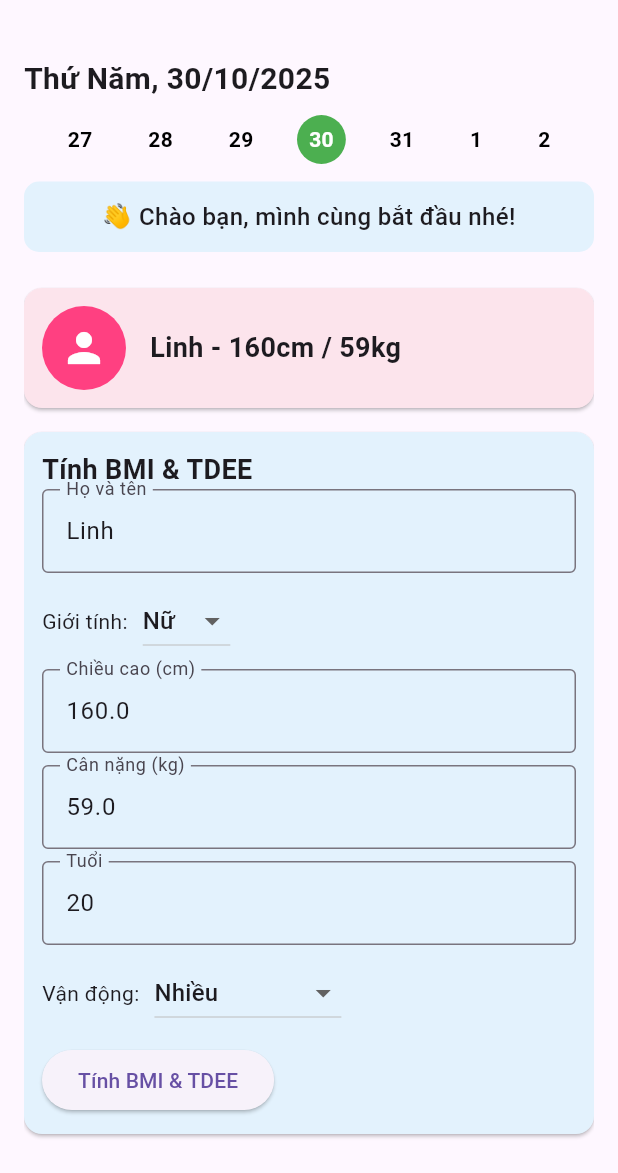
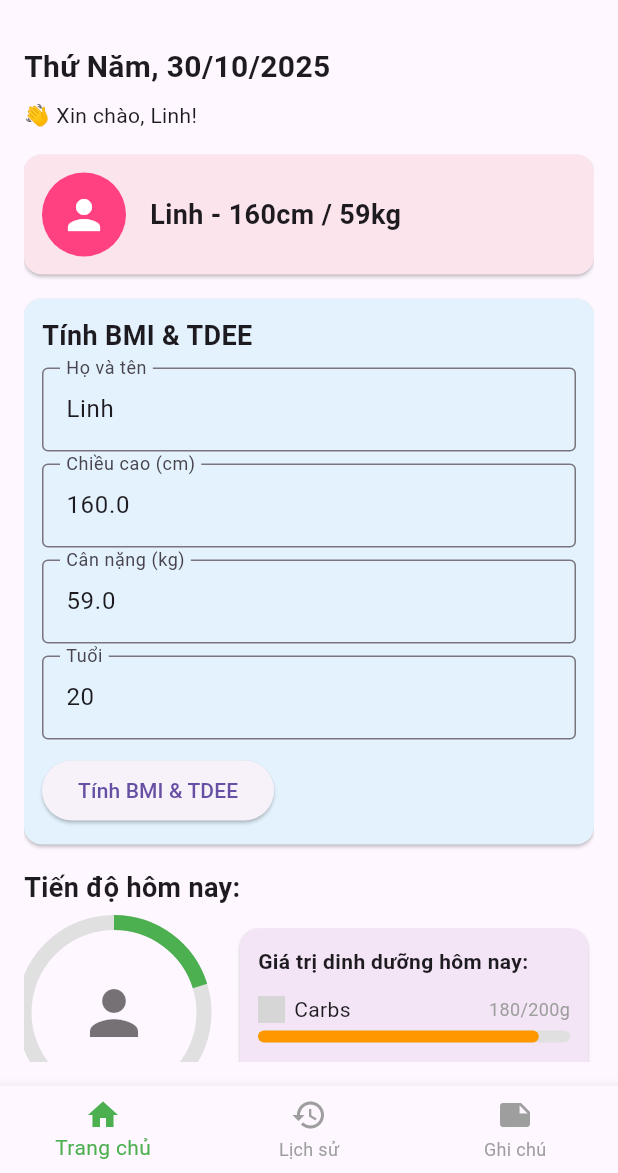
Before and after one commit to phuonglinh000/2025_LTTBDD_N04_Nhom_25, a Flutter app: the screen it shows after launch, on a phone screen of 412 x 824 dp, the part 63-1236 px from its top. Run offline on Flutter 3.47's test engine with Material 3 defaults, Android fonts, the phone set to English and light mode, and no system bars; grey boxes are pictures that could not be loaded.

Commit message:
sửa imgs và thêm 2 giao diện

```diff
--- a/calories/lib/main.dart
+++ b/calories/lib/main.dart
@@ -5,7 +5,8 @@ void main() {
   runApp(const CalorieApp());
 }
 
-class CalorieApp extends StatelessWidget {
+class CalorieApp
+    extends StatelessWidget {
   const CalorieApp({super.key});
 
   @override
@@ -13,8 +14,10 @@ class CalorieApp extends StatelessWidget {
     return MaterialApp(
       debugShowCheckedModeBanner: false,
       title: 'Calorie Counter',
-      theme: ThemeData(primarySwatch: Colors.green),
-      home: man_hinh_chinh(),
+      theme: ThemeData(
+        primarySwatch: Colors.green,
+      ),
+      home: ManHinhChinh(),
     );
   }
 }
--- a/calories/lib/man_hinh_chinh.dart
+++ b/calories/lib/man_hinh_chinh.dart
@@ -1,15 +1,18 @@
 import 'package:flutter/material.dart';
 
-class man_hinh_chinh extends StatefulWidget {
-  const man_hinh_chinh({super.key});
+class ManHinhChinh
+    extends StatefulWidget {
+  const ManHinhChinh({super.key});
 
   @override
-  State<man_hinh_chinh> createState() =>
-      _man_hinh_chinhState();
+  State<ManHinhChinh> createState() =>
+      _ManHinhChinhState();
 }
 
-class _man_hinh_chinhState
-    extends State<man_hinh_chinh> {
+class _ManHinhChinhState
+    extends State<ManHinhChinh> {
+  int _selectedIndex = 0;
+
   String _userName = 'Linh';
   double _height = 160;
   double _weight = 59;
@@ -17,31 +20,41 @@ class _man_hinh_chinhState
   String _gender = 'Nữ';
   String _activityLevel = 'Nhiều';
 
-  final List<Map<String, dynamic>> _meals = [
-    {'name': 'Chuối', 'calories': 2000},
+  final List<Map<String, dynamic>>
+  _meals = [
+    {'name': 'Chuối', 'calories': 200},
     {'name': 'Cơm', 'calories': 130},
-    {'name': 'Trứng luộc', 'calories': 75},
+    {
+      'name': 'Trứng luộc',
+      'calories': 75,
+    },
   ];
 
-  final TextEditingController _heightController =
+  final TextEditingController
+  _heightController =
       TextEditingController();
-  final TextEditingController _weightController =
+  final TextEditingController
+  _weightController =
       TextEditingController();
-  final TextEditingController _ageController =
+  final TextEditingController
+  _ageController =
       TextEditingController();
-  final TextEditingController _nameController =
+  final TextEditingController
+  _nameController =
       TextEditingController();
 
   double? _bmi;
   double? _tdee;
 
-  final Map<String, double> _activityFactors = {
+  final Map<String, double>
+  _activityFactors = {
     'Ít vận động': 1.2,
     'Vận động nhẹ': 1.375,
     'Trung bình': 1.55,
     'Nhiều': 1.725,
     'Rất nhiều': 1.9,
   };
+
   String _getTodayText() {
     final now = DateTime.now();
     final weekdays = [
@@ -61,10 +74,22 @@ class _man_hinh_chinhState
   @override
   void initState() {
     super.initState();
-    _heightController.text = _height.toString();
-    _weightController.text = _weight.toString();
-    _ageController.text = _age.toString();
+    _heightController.text = _height
+        .toString();
+    _weightController.text = _weight
+        .toString();
+    _ageController.text = _age
+        .toString();
     _nameController.text = _userName;
+  }
+
+  @override
+  void dispose() {
+    _heightController.dispose();
+    _weightController.dispose();
+    _ageController.dispose();
+    _nameController.dispose();
+    super.dispose();
   }
 
   void _calculateBMIandTDEE() {
@@ -74,7 +99,9 @@ class _man_hinh_chinhState
     final weight = double.tryParse(
       _weightController.text,
     );
-    final age = int.tryParse(_ageController.text);
+    final age = int.tryParse(
+      _ageController.text,
+    );
 
     if (heightCm == null ||
         weight == null ||
@@ -83,7 +110,8 @@ class _man_hinh_chinhState
       return;
 
     final heightM = heightCm / 100;
-    final bmi = weight / (heightM * heightM);
+    final bmi =
+        weight / (heightM * heightM);
 
     double bmr;
     if (_gender == 'Nam') {
@@ -101,7 +129,9 @@ class _man_hinh_chinhState
     }
 
     final tdee =
-        bmr * _activityFactors[_activityLevel]!;
+        bmr *
+        (_activityFactors[_activityLevel] ??
+            1.55);
 
     setState(() {
       _bmi = bmi;
@@ -119,45 +149,32 @@ class _man_hinh_chinhState
     return 'Béo phì';
   }
 
-  @override
-  Widget build(BuildContext context) {
-    final int totalCalories = _meals.fold(
+  void _onItemTapped(int index) {
+    setState(() {
+      _selectedIndex = index;
+    });
+  }
+
+  Widget _buildPageContent() {
+    if (_selectedIndex == 0) {
+      final int totalCalories = _meals
+          .fold(
             0,
             (sum, item) =>
-          sum + (item['calories'] as int),
+                sum +
+                (item['calories']
+                    as int),
           );
-
-    final double goal = _tdee ?? 2000.0;
+      final double goal =
+          _tdee ?? 2000.0;
 
       double progress = (goal > 0)
           ? (totalCalories / goal)
           : 0.0;
-    if (progress.isInfinite || progress.isNaN)
-      progress = 0.0;
-    if (progress < 0) progress = 0.0;
-    double displayProgress = progress.clamp(
-      0.0,
-      1.0,
-    );
+      final displayProgress = progress
+          .clamp(0.0, 1.0);
 
-    return Scaffold(
-      appBar: AppBar(
-        title: const Text('Calorie Counter'),
-        centerTitle: true,
-      ),
-      body: Padding(
-        padding: const EdgeInsets.all(16.0),
-        child: SingleChildScrollView(
-          child: Column(
-            crossAxisAlignment:
-                CrossAxisAlignment.start,
-            children: [
-              Container(
-                padding:
-                    const EdgeInsets.symmetric(
-                      vertical: 8,
-                    ),
-                child: Column(
+      return Column(
         crossAxisAlignment:
             CrossAxisAlignment.start,
         children: [
@@ -170,93 +187,20 @@ class _man_hinh_chinhState
             ),
           ),
           const SizedBox(height: 8),
-                    Row(
-                      mainAxisAlignment:
-                          MainAxisAlignment
-                              .spaceEvenly,
-                      children: [
-                        for (var d in [
-                          '27',
-                          '28',
-                          '29',
-                          '30',
-                          '31',
-                          '1',
-                          '2',
-                        ])
-                          Container(
-                            padding:
-                                const EdgeInsets.all(
-                                  8,
-                                ),
-                            decoration: BoxDecoration(
-                              color:
-                                  d ==
-                                      DateTime.now()
-                                          .day
-                                          .toString()
-                                  ? Colors.green
-                                  : Colors
-                                        .transparent,
-                              shape:
-                                  BoxShape.circle,
-                            ),
-                            child: Text(
-                              d,
-                              style: TextStyle(
-                                color:
-                                    d ==
-                                        DateTime.now()
-                                            .day
-                                            .toString()
-                                    ? Colors.white
-                                    : Colors
-                                          .black,
-                                fontWeight:
-                                    FontWeight
-                                        .bold,
-                              ),
-                            ),
-                          ),
-                      ],
-                    ),
-                    const SizedBox(height: 10),
-                    Container(
-                      width: double.infinity,
-                      padding:
-                          const EdgeInsets.all(
-                            12,
-                          ),
-                      decoration: BoxDecoration(
-                        color: Colors.blue[50],
-                        borderRadius:
-                            BorderRadius.circular(
-                              10,
-                            ),
-                      ),
-                      child: const Text(
-                        '👋 Chào bạn, mình cùng bắt đầu nhé!',
-                        textAlign:
-                            TextAlign.center,
-                        style: TextStyle(
-                          fontSize: 16,
-                          fontWeight:
-                              FontWeight.w500,
-                        ),
-                      ),
+          Text(
+            '👋 Xin chào, $_userName!',
           ),
           const SizedBox(height: 16),
-                  ],
-                ),
-              ),
 
           Card(
             color: Colors.pink[50],
-                margin: const EdgeInsets.only(
+            margin:
+                const EdgeInsets.only(
                   bottom: 16,
                 ),
             child: Padding(
-                  padding: const EdgeInsets.all(
+              padding:
+                  const EdgeInsets.all(
                     12.0,
                   ),
               child: Row(
@@ -264,21 +208,26 @@ class _man_hinh_chinhState
                   const CircleAvatar(
                     radius: 28,
                     backgroundColor:
-                            Colors.pinkAccent,
+                        Colors
+                            .pinkAccent,
                     child: Icon(
                       Icons.person,
-                          color: Colors.white,
+                      color:
+                          Colors.white,
                       size: 32,
                     ),
                   ),
-                      const SizedBox(width: 16),
+                  const SizedBox(
+                    width: 16,
+                  ),
                   Expanded(
                     child: Text(
                       '$_userName - ${_height.toStringAsFixed(0)}cm / ${_weight.toStringAsFixed(0)}kg',
                       style: const TextStyle(
                         fontSize: 18,
                         fontWeight:
-                                FontWeight.bold,
+                            FontWeight
+                                .bold,
                       ),
                     ),
                   ),
@@ -289,24 +238,31 @@ class _man_hinh_chinhState
 
           Card(
             color: Colors.blue[50],
-                margin: const EdgeInsets.only(
+            margin:
+                const EdgeInsets.only(
                   bottom: 16,
                 ),
             child: Padding(
-                  padding: const EdgeInsets.all(
+              padding:
+                  const EdgeInsets.all(
                     12.0,
                   ),
               child: Column(
                 crossAxisAlignment:
-                        CrossAxisAlignment.start,
+                    CrossAxisAlignment
+                        .start,
                 children: [
                   const Text(
                     'Tính BMI & TDEE',
                     style: TextStyle(
                       fontSize: 18,
                       fontWeight:
-                              FontWeight.bold,
+                          FontWeight
+                              .bold,
                     ),
+                  ),
+                  const SizedBox(
+                    height: 8,
                   ),
                   TextField(
                     controller:
@@ -318,117 +274,67 @@ class _man_hinh_chinhState
                           border:
                               OutlineInputBorder(),
                         ),
-                        onChanged: (value) {
-                          setState(() {
-                            _userName = value;
-                          });
-                        },
+                    onChanged:
+                        (
+                          value,
+                        ) => setState(
+                          () =>
+                              _userName =
+                                  value,
                         ),
-
-                      const SizedBox(height: 8),
-                      Row(
-                        children: [
-                          const Text(
-                            'Giới tính:',
                   ),
                   const SizedBox(
-                            width: 10,
+                    height: 8,
                   ),
-                          DropdownButton<String>(
-                            value: _gender,
-                            items: const [
-                              DropdownMenuItem(
-                                value: 'Nam',
-                                child: Text(
-                                  'Nam',
-                                ),
-                              ),
-                              DropdownMenuItem(
-                                value: 'Nữ',
-                                child: Text('Nữ'),
-                              ),
-                            ],
-                            onChanged: (value) {
-                              setState(() {
-                                _gender = value!;
-                              });
-                            },
-                          ),
-                        ],
-                      ),
-                      const SizedBox(height: 8),
                   TextField(
                     controller:
                         _heightController,
                     keyboardType:
-                            TextInputType.number,
-                        decoration:
-                            const InputDecoration(
+                        TextInputType
+                            .number,
+                    decoration: const InputDecoration(
                       labelText:
                           'Chiều cao (cm)',
                       border:
                           OutlineInputBorder(),
                     ),
                   ),
-                      const SizedBox(height: 8),
+                  const SizedBox(
+                    height: 8,
+                  ),
                   TextField(
                     controller:
                         _weightController,
                     keyboardType:
-                            TextInputType.number,
-                        decoration:
-                            const InputDecoration(
+                        TextInputType
+                            .number,
+                    decoration: const InputDecoration(
                       labelText:
                           'Cân nặng (kg)',
                       border:
                           OutlineInputBorder(),
                     ),
                   ),
-                      const SizedBox(height: 8),
+                  const SizedBox(
+                    height: 8,
+                  ),
                   TextField(
                     controller:
                         _ageController,
                     keyboardType:
-                            TextInputType.number,
+                        TextInputType
+                            .number,
                     decoration:
                         const InputDecoration(
-                              labelText: 'Tuổi',
+                          labelText:
+                              'Tuổi',
                           border:
                               OutlineInputBorder(),
                         ),
                   ),
-                      const SizedBox(height: 8),
-                      Row(
-                        children: [
-                          const Text('Vận động:'),
                   const SizedBox(
-                            width: 10,
+                    height: 10,
                   ),
-                          DropdownButton<String>(
-                            value: _activityLevel,
-                            items: _activityFactors
-                                .keys
-                                .map(
-                                  (
-                                    level,
-                                  ) => DropdownMenuItem(
-                                    value: level,
-                                    child: Text(
-                                      level,
-                                    ),
-                                  ),
-                                )
-                                .toList(),
-                            onChanged: (value) {
-                              setState(() {
-                                _activityLevel =
-                                    value!;
-                              });
-                            },
-                          ),
-                        ],
-                      ),
-                      const SizedBox(height: 10),
                   ElevatedButton(
                     onPressed:
                         _calculateBMIandTDEE,
@@ -444,8 +350,7 @@ class _man_hinh_chinhState
                           ),
                       child: Text(
                         'BMI: ${_bmi!.toStringAsFixed(1)} (${_getBmiCategory(_bmi!)})',
-                            style:
-                                const TextStyle(
+                        style: const TextStyle(
                           fontSize: 16,
                           fontWeight:
                               FontWeight
@@ -461,8 +366,7 @@ class _man_hinh_chinhState
                           ),
                       child: Text(
                         'TDEE: ${_tdee!.toStringAsFixed(0)} kcal/ngày',
-                            style:
-                                const TextStyle(
+                        style: const TextStyle(
                           fontSize: 16,
                           fontWeight:
                               FontWeight
@@ -474,44 +378,42 @@ class _man_hinh_chinhState
               ),
             ),
           ),
+
           const Text(
             'Tiến độ hôm nay:',
             style: TextStyle(
               fontSize: 18,
-                  fontWeight: FontWeight.bold,
+              fontWeight:
+                  FontWeight.bold,
             ),
           ),
           const SizedBox(height: 10),
 
           Row(
             crossAxisAlignment:
-                    CrossAxisAlignment.start,
-                mainAxisAlignment:
-                    MainAxisAlignment.center,
+                CrossAxisAlignment
+                    .start,
             children: [
               Column(
                 children: [
                   Stack(
-                        alignment:
-                            Alignment.center,
+                    alignment: Alignment
+                        .center,
                     children: [
-                          Padding(
-                            padding:
-                                const EdgeInsets.all(
-                                  6.0,
-                                ),
-                            child: SizedBox(
+                      SizedBox(
                         height: 120,
                         width: 120,
                         child: CircularProgressIndicator(
                           value:
                               displayProgress,
-                                strokeWidth: 10,
+                          strokeWidth:
+                              10,
                           backgroundColor:
                               Colors
                                   .grey[300],
                           valueColor: AlwaysStoppedAnimation<Color>(
-                                  progress < 0.9
+                            progress <
+                                    0.9
                                 ? Colors
                                       .green
                                 : (progress <
@@ -521,34 +423,27 @@ class _man_hinh_chinhState
                           ),
                         ),
                       ),
-                          ),
                       const Icon(
                         Icons.person,
                         size: 48,
-                            color: Colors.black54,
+                        color: Colors
+                            .black54,
                       ),
                     ],
                   ),
-                      const SizedBox(height: 10),
+                  const SizedBox(
+                    height: 10,
+                  ),
                   Text(
                     '${totalCalories.toStringAsFixed(0)} / ${goal.toStringAsFixed(0)} kcal',
-                        style: const TextStyle(
-                          fontSize: 16,
-                        ),
                   ),
                 ],
               ),
               const SizedBox(width: 20),
               Expanded(
                 child: Card(
-                      color: Colors.purple[50],
-                      elevation: 2,
-                      shape: RoundedRectangleBorder(
-                        borderRadius:
-                            BorderRadius.circular(
-                              12,
-                            ),
-                      ),
+                  color:
+                      Colors.purple[50],
                   child: Padding(
                     padding:
                         const EdgeInsets.all(
@@ -562,7 +457,6 @@ class _man_hinh_chinhState
                         const Text(
                           'Giá trị dinh dưỡng hôm nay:',
                           style: TextStyle(
-                                fontSize: 16,
                             fontWeight:
                                 FontWeight
                                     .bold,
@@ -587,7 +481,8 @@ class _man_hinh_chinhState
                           'Fat',
                           50,
                           60,
-                              Colors.pinkAccent,
+                          Colors
+                              .pinkAccent,
                         ),
                         _thanhdinhduong(
                           'Fiber',
@@ -608,24 +503,28 @@ class _man_hinh_chinhState
             'Danh sách món đã ăn:',
             style: TextStyle(
               fontSize: 18,
-                  fontWeight: FontWeight.bold,
+              fontWeight:
+                  FontWeight.bold,
             ),
           ),
           const SizedBox(height: 10),
-
           ListView.builder(
             shrinkWrap: true,
             physics:
                 const NeverScrollableScrollPhysics(),
             itemCount: _meals.length,
             itemBuilder: (context, index) {
-                  final meal = _meals[index];
+              final meal =
+                  _meals[index];
               return Card(
                 child: ListTile(
                   leading: const Icon(
-                        Icons.restaurant_menu,
+                    Icons
+                        .restaurant_menu,
                   ),
-                      title: Text(meal['name']),
+                  title: Text(
+                    meal['name'],
+                  ),
                   subtitle: Text(
                     '${meal['calories']} kcal',
                   ),
@@ -634,10 +533,99 @@ class _man_hinh_chinhState
             },
           ),
         ],
+      );
+    } else if (_selectedIndex == 1) {
+      return Column(
+        children: [
+          const Text(
+            'Lịch sử ăn uống',
+            style: TextStyle(
+              fontSize: 18,
+              fontWeight:
+                  FontWeight.bold,
+            ),
+          ),
+          const SizedBox(height: 12),
+          ..._meals.map(
+            (m) => ListTile(
+              title: Text(m['name']),
+              trailing: Text(
+                '${m['calories']} kcal',
               ),
             ),
           ),
+        ],
       );
+    } else {
+      return const Column(
+        crossAxisAlignment:
+            CrossAxisAlignment.start,
+        children: [
+          Text(
+            'Ghi chú',
+            style: TextStyle(
+              fontSize: 18,
+              fontWeight:
+                  FontWeight.bold,
+            ),
+          ),
+          SizedBox(height: 8),
+          Text(
+            'Bạn có thể thêm ghi chú hoặc lời nhắc ở đây.',
+          ),
+        ],
+      );
+    }
+
+    return const SizedBox();
+  }
+
+  @override
+  Widget build(BuildContext context) {
+    return Scaffold(
+      appBar: AppBar(
+        title: const Text(
+          'Calorie Counter',
+        ),
+        centerTitle: true,
+      ),
+      body: Padding(
+        padding: const EdgeInsets.all(
+          16.0,
+        ),
+        child: SingleChildScrollView(
+          child: _buildPageContent(),
+        ),
+      ),
+      bottomNavigationBar:
+          BottomNavigationBar(
+            currentIndex:
+                _selectedIndex,
+            onTap: _onItemTapped,
+            selectedItemColor:
+                Colors.green,
+            unselectedItemColor:
+                Colors.grey,
+            showUnselectedLabels: true,
+            items: const [
+              BottomNavigationBarItem(
+                icon: Icon(Icons.home),
+                label: 'Trang chủ',
+              ),
+              BottomNavigationBarItem(
+                icon: Icon(
+                  Icons.history,
+                ),
+                label: 'Lịch sử',
+              ),
+              BottomNavigationBarItem(
+                icon: Icon(Icons.note),
+                label: 'Ghi chú',
+              ),
+            ],
+          ),
+    );
+  }
 }
 
   Widget _thanhdinhduong(
@@ -675,7 +663,7 @@ class _man_hinh_chinhState
         imagePath = 'assets/icons/default.png';
     }
 
-    Image.asset(imagePath, width: 50, height: 50);
+   // Image.asset(imagePath, width: 50, height: 50);
     return Padding(
       padding: const EdgeInsets.symmetric(
         vertical: 4.0,
@@ -734,4 +722,3 @@ class _man_hinh_chinhState
       ),
     );
   }
-}
--- a/calories/pubspec.yaml
+++ b/calories/pubspec.yaml
@@ -20,6 +20,8 @@ version: 1.0.0+1
 
 environment:
   sdk: ^3.9.0
+  flutter: ^3.0.0
+
 
 # Dependencies specify other packages that your package needs in order to work.
 # To automatically upgrade your package dependencies to the latest versions
```
Also changed, not shown: calories/pubspec.lock. Lines whose indentation alone changed are shown as unchanged.
